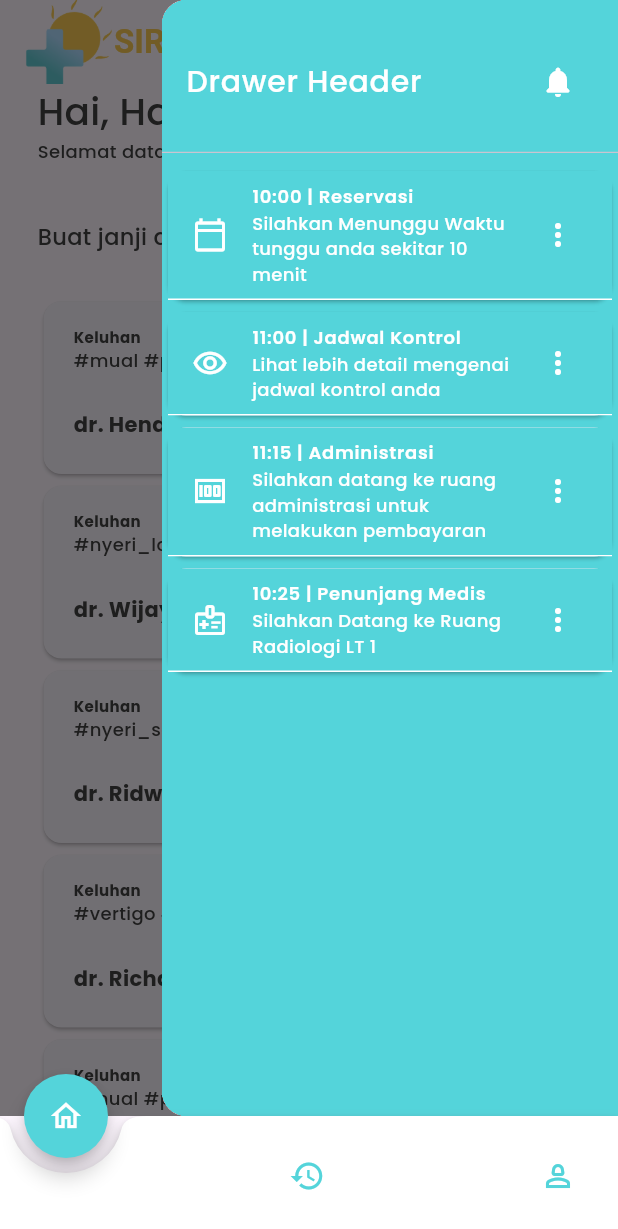
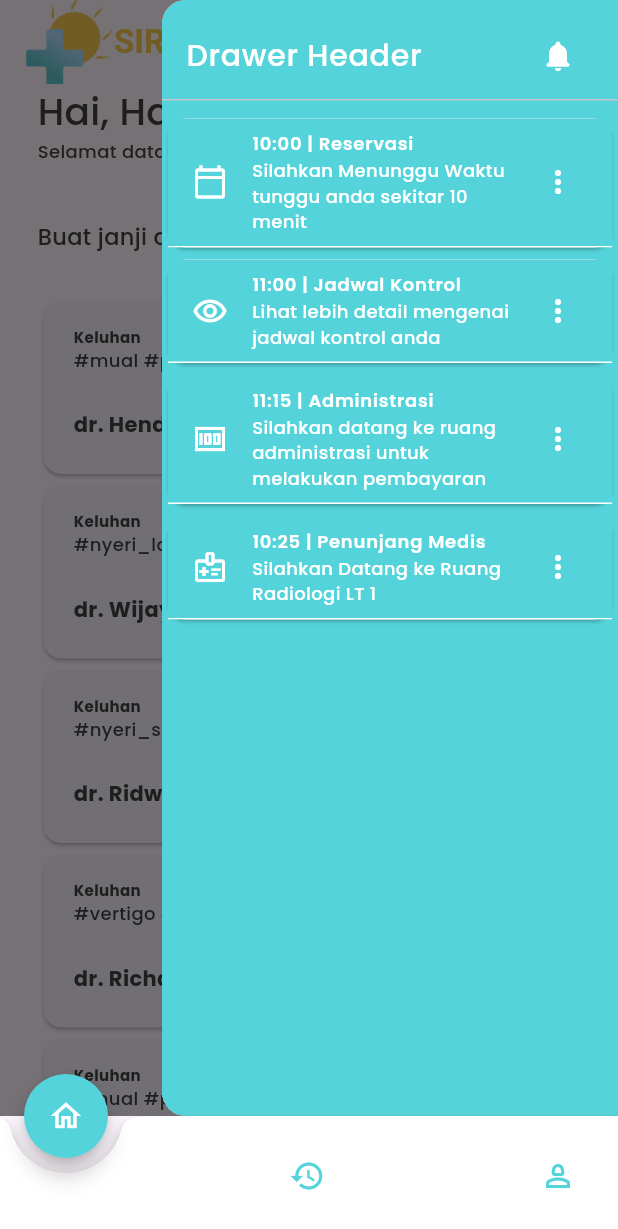
Before and after one commit to FITurnip/tubes_provis, a Flutter app: the screen it shows after launch, with the side drawer open, on a phone screen of 412 x 824 dp. Shown: the top 1229 px of the screen. Run offline on Flutter 3.47's test engine with Material 3 defaults, Android fonts, the phone set to English and light mode, and no system bars; our stand-ins replace flutter_svg_provider, google_fonts, qr_flutter, table_calendar.

```diff
--- a/lib/Pages/home.dart
+++ b/lib/Pages/home.dart
@@ -34,13 +34,15 @@ class _HomeState extends State<Home> {
         ],
       ),
       body: HomeContent(),
-      endDrawer: Drawer(
+      endDrawer: SafeArea(
+        top: true,
+        child: Drawer(
           child: Container(
             color: defBlue, // Set the background color of the drawer
             child: Column(
               children: [
                 Container(
-                height: 110,
+                  height: 75,
                   child: DrawerHeader(
                     decoration: BoxDecoration(
                       color: defBlue,
@@ -108,6 +110,7 @@ class _HomeState extends State<Home> {
             ),
           ),
         )
+      )
     );
   }
 }
```
Lines whose indentation alone changed are shown as unchanged.
